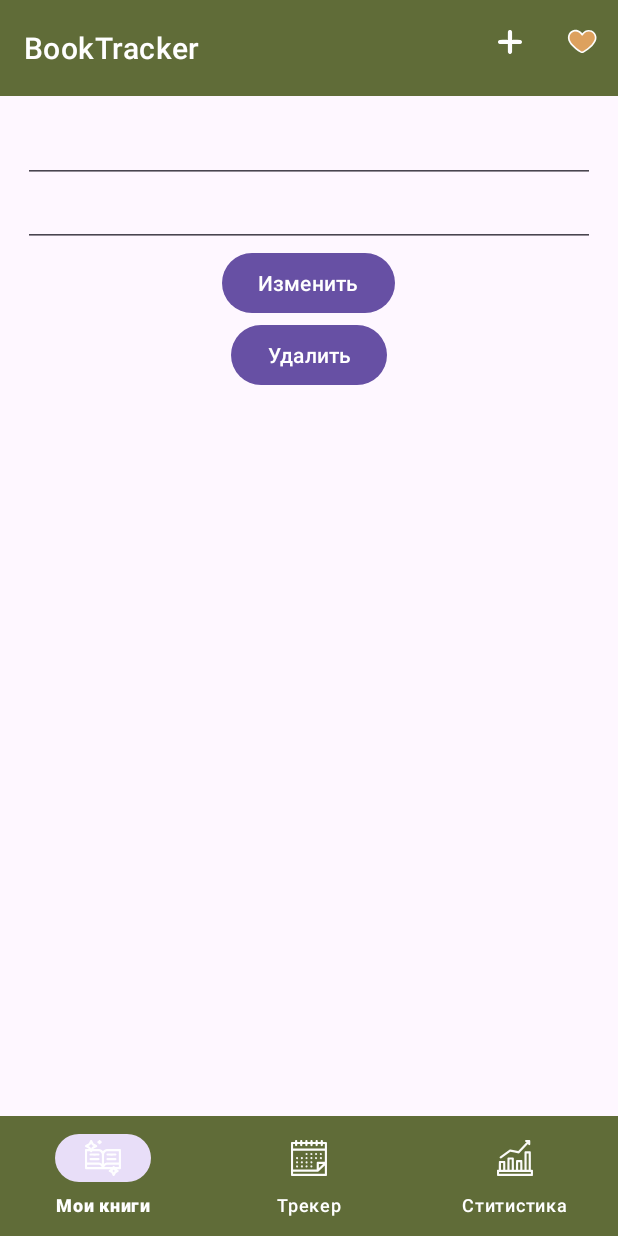
After one commit to NastyaZzz1/BookTracker, an Android app: the fragment EditBookFragment placed in its activity, on a phone screen of 412 x 824 dp. The commit adds this screen. Run offline under Robolectric (Android 15) with nearby library versions, the phone set to English and light mode, and no system bars; our stand-ins replace data binding, navigation-ui; 1 statement that could not run was skipped.

Commit message:
editBook

```diff
--- a/app/build.gradle.kts
+++ b/app/build.gradle.kts
@@ -2,6 +2,7 @@ plugins {
     alias(libs.plugins.android.application)
     alias(libs.plugins.kotlin.android)
     alias(libs.plugins.org.jetbrains.kotlin.kapt)
+    alias(libs.plugins.androidx.navigation.safeargs)
 }
 
 android {
--- a/app/src/main/java/com/nastya/booktracker/Book.kt
+++ b/app/src/main/java/com/nastya/booktracker/Book.kt
@@ -4,5 +4,5 @@ data class Book (
     var bookId: Long = 0L,
     var bookName: String = "",
     var bookAuthor: String = "",
-    var description: String,
+    var description: String = "",
 )
--- a/app/src/main/java/com/nastya/booktracker/BookItemAdapter.kt
+++ b/app/src/main/java/com/nastya/booktracker/BookItemAdapter.kt
@@ -2,45 +2,35 @@ package com.nastya.booktracker
 
 import android.view.LayoutInflater
 import android.view.ViewGroup
-import android.widget.TextView
-import androidx.cardview.widget.CardView
+import androidx.recyclerview.widget.ListAdapter
 import androidx.recyclerview.widget.RecyclerView
+import com.nastya.booktracker.databinding.BookItemBinding
 
-class BookItemAdapter : RecyclerView.Adapter<BookItemAdapter.BookItemViewHolder>() {
-
-    var data = listOf<Book>()
-        set(value) {
-            field = value
-            notifyDataSetChanged()
-        }
-
-    override fun getItemCount() = data.size
+class BookItemAdapter(val clickListener: (bookId: Long) -> Unit) :
+    ListAdapter<Book, BookItemAdapter.BookItemViewHolder>(BookDiffItemCallback()) {
 
     override fun onCreateViewHolder(parent: ViewGroup, viewType: Int): BookItemViewHolder {
         return BookItemViewHolder.inflateFrom(parent)
     }
 
     override fun onBindViewHolder(holder: BookItemViewHolder, position: Int) {
-        val item = data[position]
-        holder.bind(item)
+        val item = getItem(position)
+        holder.bind(item, clickListener)
     }
 
-    class BookItemViewHolder(val rootView: CardView)
-        : RecyclerView.ViewHolder(rootView) {
-
-        val bookName = rootView.findViewById<TextView>(R.id.book_name)
-        val bookAuthor = rootView.findViewById<TextView>(R.id.book_author)
+    class BookItemViewHolder(val binding: BookItemBinding)
+        : RecyclerView.ViewHolder(binding.root) {
 
         companion object {
             fun inflateFrom(parent: ViewGroup): BookItemViewHolder {
                 val layoutInflater = LayoutInflater.from(parent.context)
-                val view = layoutInflater.inflate(R.layout.book_item, parent, false) as CardView
-                return BookItemViewHolder(view)
+                val binding = BookItemBinding.inflate(layoutInflater, parent, false)
+                return BookItemViewHolder(binding)
             }
         }
-        fun bind(item: Book) {
-            bookName.text = item.bookName
-            bookAuthor.text = item.bookAuthor
+        fun bind(item: Book, clickListener: (bookId: Long) -> Unit) {
+            binding.book = item
+            binding.root.setOnClickListener { clickListener(item.bookId) }
         }
     }
 }
--- a/app/src/main/java/com/nastya/booktracker/BooksFragment.kt
+++ b/app/src/main/java/com/nastya/booktracker/BooksFragment.kt
@@ -7,6 +7,7 @@ import android.view.View
 import android.view.ViewGroup
 import androidx.lifecycle.Observer
 import androidx.lifecycle.ViewModelProvider
+import androidx.navigation.fragment.findNavController
 import com.nastya.booktracker.databinding.FragmentBooksBinding
 
 class BooksFragment : Fragment() {
@@ -25,14 +26,27 @@ class BooksFragment : Fragment() {
         binding.viewModel = viewModel
         binding.lifecycleOwner = viewLifecycleOwner
 
-        val adapter = BookItemAdapter()
+        val adapter = BookItemAdapter { bookId ->
+            viewModel.onBookClicked(bookId)
+        }
         binding.booksList.adapter = adapter
 
         viewModel.books.observe(viewLifecycleOwner, Observer {
             it?.let {
-                adapter.data = it
+                adapter.submitList(it)
             }
         })
+
+        viewModel.navigateToBook.observe(viewLifecycleOwner, Observer { bookId ->
+            bookId?.let {
+                val action = BooksFragmentDirections.
+                    actionBooksFragmentToEditBookFragment(bookId)
+                this.findNavController().navigate(action)
+                viewModel.onBookNavigated()
+            }
+        }
+
+        )
 
         return view
     }
--- a/app/src/main/java/com/nastya/booktracker/BooksViewModel.kt
+++ b/app/src/main/java/com/nastya/booktracker/BooksViewModel.kt
@@ -1,9 +1,21 @@
 package com.nastya.booktracker
 
+import androidx.lifecycle.LiveData
 import androidx.lifecycle.ViewModel
 import androidx.lifecycle.MutableLiveData
 
 class BooksViewModel : ViewModel() {
+    private val _navigateToBook = MutableLiveData<Long?>()
+    val navigateToBook: LiveData<Long?>
+        get() = _navigateToBook
+
+    fun onBookClicked(bookId: Long) {
+        _navigateToBook.value = bookId
+    }
+
+    fun onBookNavigated() {
+        _navigateToBook.value = null
+    }
 
     val initialBooks = listOf(
         Book(1, "Мастер и Маргарита", "М.А. Булгаков", "«Мастер и Маргарита» — это смесь мистики, сатиры и вечной истории любви, одно из самых загадочных и захватывающих произведений русской литературы. В Москву 1930-х годов прибывает сам Воланд, дьявол, в сопровождении своей свиты, чтобы внести хаос и справедливость в жизнь советского общества. Параллельно разворачивается трагическая история Мастера, писателя, чей роман о Понтии Пилате отвергли, и его возлюбленной Маргариты, готовой на всё, чтобы спасти его. Готовы ли вы отправиться в путешествие по миру, где стираются границы между реальностью и фантазией, добром и злом?"),
@@ -18,6 +30,10 @@ class BooksViewModel : ViewModel() {
         Book(10, "Три мушкетера", "Александр Дюма", ""),
     )
 
-    var books: MutableLiveData<List<Book>> = MutableLiveData(initialBooks)
+    private var _books: MutableLiveData<List<Book>> = MutableLiveData(initialBooks)
+    val books: LiveData<List<Book>> = _books
 
+    fun getBook(bookId: Long) : Book? {
+        return _books.value?.find { it.bookId == bookId }
+    }
 }
--- /dev/null
+++ b/app/src/main/java/com/nastya/booktracker/EditBookFragment.kt
@@ -0,0 +1,48 @@
+package com.nastya.booktracker
+
+import android.os.Bundle
+import androidx.fragment.app.Fragment
+import android.view.LayoutInflater
+import android.view.View
+import android.view.ViewGroup
+import androidx.lifecycle.Observer
+import androidx.lifecycle.ViewModelProvider
+import androidx.navigation.findNavController
+import com.nastya.booktracker.databinding.FragmentEditBookBinding
+
+class EditBookFragment : Fragment() {
+    private var _binding: FragmentEditBookBinding? = null
+    private val binding get() = _binding!!
+
+    override fun onCreateView(
+        inflater: LayoutInflater, container: ViewGroup?,
+        savedInstanceState: Bundle?
+    ): View? {
+        _binding = FragmentEditBookBinding.inflate(inflater, container, false)
+        val view = binding.root
+
+        val bookId = EditBookFragmentArgs.fromBundle(requireArguments()).bookId
+
+        val viewModelFactory = EditBookViewModelFactory(bookId)
+        val viewModel = ViewModelProvider(this, viewModelFactory)
+                            .get(EditBookViewModel::class.java)
+
+        binding.viewModel = viewModel
+        binding.lifecycleOwner = viewLifecycleOwner
+
+        viewModel.navigateToList.observe(viewLifecycleOwner, Observer { navigate->
+            if(navigate) {
+                view.findNavController()
+                    .navigate(R.id.action_editBookFragment_to_booksFragment)
+                viewModel.onNavigatedToList()
+            }
+        })
+
+        return view
+    }
+
+    override fun onDestroyView() {
+        super.onDestroyView()
+        _binding = null
+    }
+}
--- /dev/null
+++ b/app/src/main/java/com/nastya/booktracker/EditBookViewModel.kt
@@ -0,0 +1,27 @@
+package com.nastya.booktracker
+
+import androidx.lifecycle.LiveData
+import androidx.lifecycle.MutableLiveData
+import androidx.lifecycle.ViewModel
+
+class EditBookViewModel(bookId: Long) : ViewModel() {
+
+    val book: Book? = BooksViewModel().getBook(bookId)
+
+    private val _navigateToList = MutableLiveData<Boolean>(false)
+    val navigateToList: LiveData<Boolean>
+        get() = _navigateToList
+
+    fun updateTask() {
+        _navigateToList.value = true
+    }
+
+    fun deleteTask() {
+        _navigateToList.value = true
+    }
+
+    fun onNavigatedToList() {
+        _navigateToList.value = false
+    }
+
+}
--- /dev/null
+++ b/app/src/main/java/com/nastya/booktracker/EditBookViewModelFactory.kt
@@ -0,0 +1,14 @@
+package com.nastya.booktracker
+
+import androidx.lifecycle.ViewModel
+import androidx.lifecycle.ViewModelProvider
+
+class EditBookViewModelFactory(private val bookId: Long)
+        : ViewModelProvider.Factory {
+    override fun <T : ViewModel> create(modelClass: Class<T>): T {
+        if(modelClass.isAssignableFrom(EditBookViewModel::class.java)) {
+            return EditBookViewModel(bookId) as T
+        }
+        throw IllegalArgumentException("Unkown ViewModel")
+    }
+}
--- /dev/null
+++ b/app/src/main/res/layout/fragment_edit_book.xml
@@ -0,0 +1,51 @@
+<?xml version="1.0" encoding="utf-8"?>
+<layout
+    xmlns:android="http://schemas.android.com/apk/res/android"
+    xmlns:tools="http://schemas.android.com/tools"
+    tools:context=".EditBookFragment">
+
+    <data>
+        <variable
+            name="viewModel"
+            type="com.nastya.booktracker.EditBookViewModel" />
+    </data>
+
+    <LinearLayout
+        android:layout_width="match_parent"
+        android:layout_height="match_parent"
+        android:orientation="vertical">
+
+        <EditText
+            android:id="@+id/book_name"
+            android:layout_width="match_parent"
+            android:layout_height="wrap_content"
+            android:textSize="16sp"
+            android:inputType="text"
+            android:text="@{viewModel.book.bookName}"/>
+
+        <EditText
+            android:id="@+id/book_author"
+            android:layout_width="match_parent"
+            android:layout_height="wrap_content"
+            android:textSize="16sp"
+            android:inputType="text"
+            android:text="@{viewModel.book.bookAuthor}"/>
+
+        <Button
+            android:id="@+id/update_button"
+            android:layout_width="wrap_content"
+            android:layout_height="wrap_content"
+            android:layout_gravity="center"
+            android:text="Изменить"
+            android:onClick="@{() -> viewModel.updateTask()}" />
+
+        <Button
+            android:id="@+id/delete_button"
+            android:layout_width="wrap_content"
+            android:layout_height="wrap_content"
+            android:layout_gravity="center"
+            android:text="Удалить"
+            android:onClick="@{() -> viewModel.deleteTask()}" />
+
+    </LinearLayout>
+</layout>
--- a/app/src/main/res/navigation/nav_graph.xml
+++ b/app/src/main/res/navigation/nav_graph.xml
@@ -9,7 +9,11 @@ app:startDestination="@id/booksFragment">
         android:id="@+id/booksFragment"
         android:name="com.nastya.booktracker.BooksFragment"
         android:label="Мои книги"
-        tools:layout="@layout/fragment_books" />
+        tools:layout="@layout/fragment_books" >
+        <action
+            android:id="@+id/action_booksFragment_to_editBookFragment"
+            app:destination="@id/editBookFragment" />
+    </fragment>
 
     <fragment
         android:id="@+id/calendarFragment"
@@ -34,4 +38,18 @@ app:startDestination="@id/booksFragment">
         android:name="com.nastya.booktracker.AddBooksFragment"
         android:label="Добавить книгу"
         tools:layout="@layout/fragment_add_books" />
+
+    <fragment
+        android:id="@+id/editBookFragment"
+        android:name="com.nastya.booktracker.EditBookFragment"
+        android:label="fragment_edit_book"
+        tools:layout="@layout/fragment_edit_book" >
+        <argument
+            android:name="bookId"
+            app:argType="long" />
+        <action
+            android:id="@+id/action_editBookFragment_to_booksFragment"
+            app:destination="@id/booksFragment" />
+    </fragment>
+
 </navigation>
--- a/build.gradle.kts
+++ b/build.gradle.kts
@@ -3,4 +3,5 @@ plugins {
     alias(libs.plugins.android.application) apply false
     alias(libs.plugins.kotlin.android) apply false
     alias(libs.plugins.org.jetbrains.kotlin.kapt) apply false
+    alias(libs.plugins.androidx.navigation.safeargs) apply false
 }
--- a/gradle/libs.versions.toml
+++ b/gradle/libs.versions.toml
@@ -36,6 +36,7 @@ androidx-activity = { group = "androidx.activity", name = "activity", version.re
 androidx-constraintlayout = { group = "androidx.constraintlayout", name = "constraintlayout", version.ref = "constraintlayout" }
 
 [plugins]
+androidx-navigation-safeargs = { id = "androidx.navigation.safeargs.kotlin", version.ref = "navigationFrgKtx" }
 android-application = { id = "com.android.application", version.ref = "agp" }
 org-jetbrains-kotlin-kapt = { id = "org.jetbrains.kotlin.kapt", version.ref = "kotlin" }
 kotlin-android = { id = "org.jetbrains.kotlin.android", version.ref = "kotlin" }
```
Also changed, not shown: app/src/main/res/layout/book_item.xml (+16 -4 lines).
